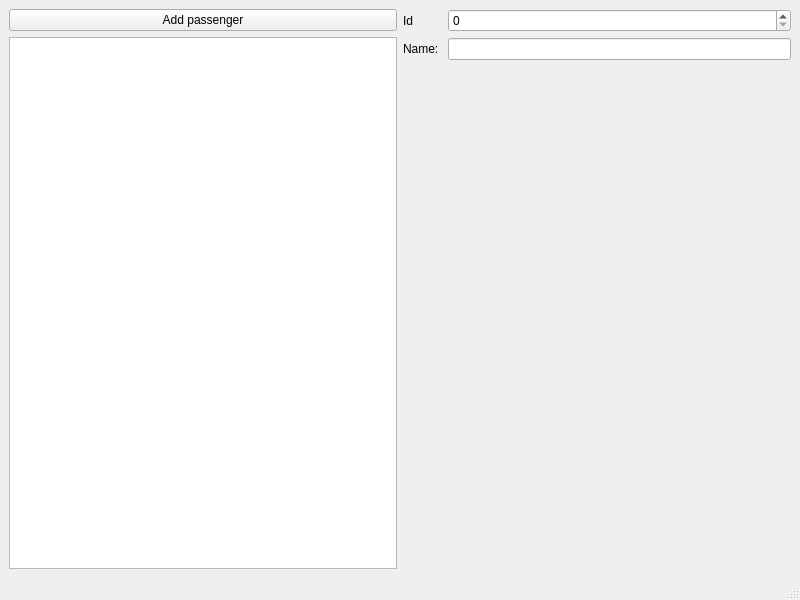
This is examples/simple/src/gui/desktop_application/mainwindow.ui in jacquetc/qleany as Qt 5 draws it before an edit. The edited form follows.
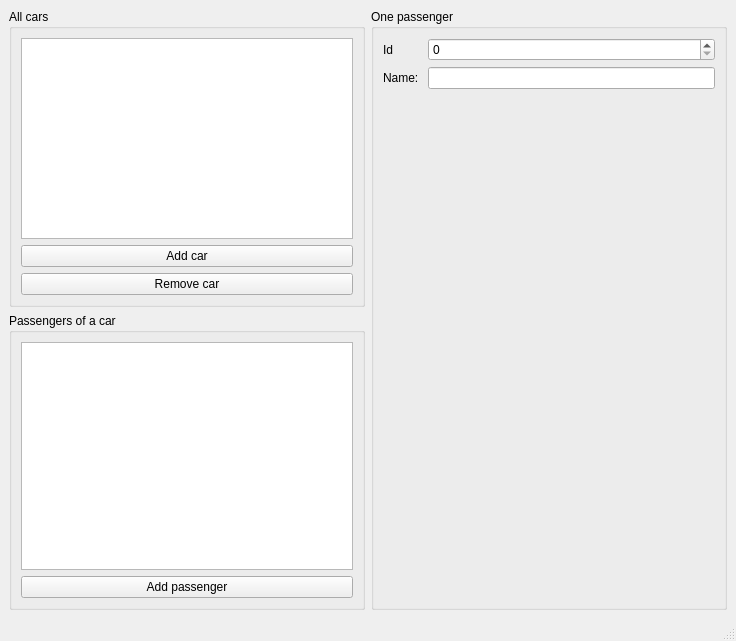
This is the edited form.

```diff
--- a/examples/simple/src/gui/desktop_application/mainwindow.ui
+++ b/examples/simple/src/gui/desktop_application/mainwindow.ui
@@ -6,8 +6,8 @@
    <rect>
     <x>0</x>
     <y>0</y>
-    <width>800</width>
-    <height>600</height>
+    <width>736</width>
+    <height>641</height>
    </rect>
   </property>
   <property name="windowTitle">
@@ -16,14 +16,39 @@
   <widget class="QWidget" name="centralwidget">
    <layout class="QHBoxLayout" name="horizontalLayout">
     <item>
+     <layout class="QVBoxLayout" name="verticalLayout_3">
+      <item>
+       <widget class="QGroupBox" name="groupBox_2">
+        <property name="title">
+         <string>All cars</string>
+        </property>
      <layout class="QVBoxLayout" name="verticalLayout">
       <item>
-       <widget class="QPushButton" name="addPassengerPushButton">
+          <widget class="QListView" name="carListView"/>
+         </item>
+         <item>
+          <widget class="QPushButton" name="addCarPushButton">
         <property name="text">
-         <string>Add passenger</string>
+            <string>Add car</string>
         </property>
        </widget>
       </item>
+         <item>
+          <widget class="QPushButton" name="removeCarPushButton">
+           <property name="text">
+            <string>Remove car</string>
+           </property>
+          </widget>
+         </item>
+        </layout>
+       </widget>
+      </item>
+      <item>
+       <widget class="QGroupBox" name="groupBox">
+        <property name="title">
+         <string>Passengers of a car</string>
+        </property>
+        <layout class="QVBoxLayout" name="verticalLayout_2">
       <item>
        <widget class="QListView" name="passengerListView">
         <property name="editTriggers">
@@ -31,8 +56,24 @@
         </property>
        </widget>
       </item>
-     </layout>
-    </item>
+         <item>
+          <widget class="QPushButton" name="addPassengerPushButton">
+           <property name="text">
+            <string>Add passenger</string>
+           </property>
+          </widget>
+         </item>
+        </layout>
+       </widget>
+      </item>
+     </layout>
+    </item>
+    <item>
+     <widget class="QGroupBox" name="groupBox_3">
+      <property name="title">
+       <string>One passenger</string>
+      </property>
+      <layout class="QVBoxLayout" name="verticalLayout_4">
     <item>
      <layout class="QFormLayout" name="formLayout">
       <item row="0" column="0">
@@ -59,6 +100,9 @@
     </item>
    </layout>
   </widget>
+    </item>
+   </layout>
+  </widget>
   <widget class="QMenuBar" name="menubar">
    <property name="geometry">
     <rect>
```
Left out of the diff: 2 changed lines with no effect on the pictures. Lines whose indentation alone changed are shown as unchanged.
